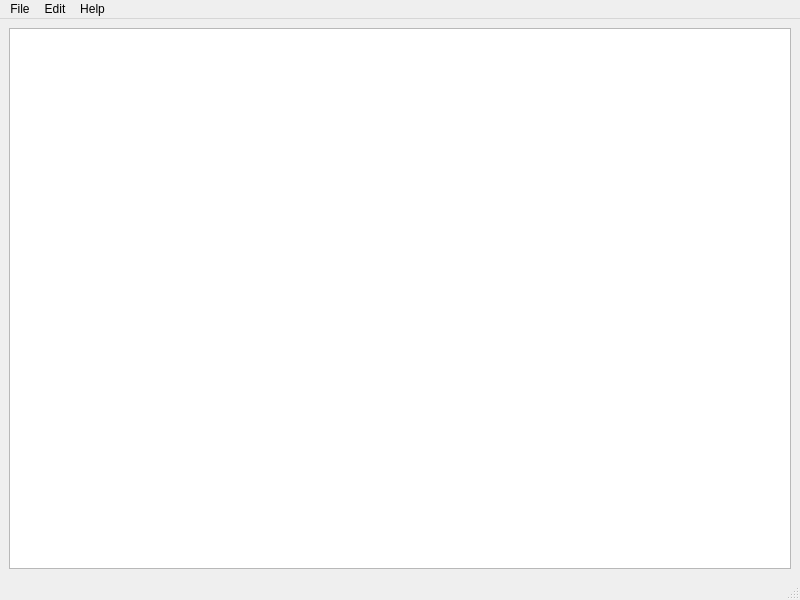
FinalForEach/BOX-256-QT, file mainwindow.ui: the form before one commit.
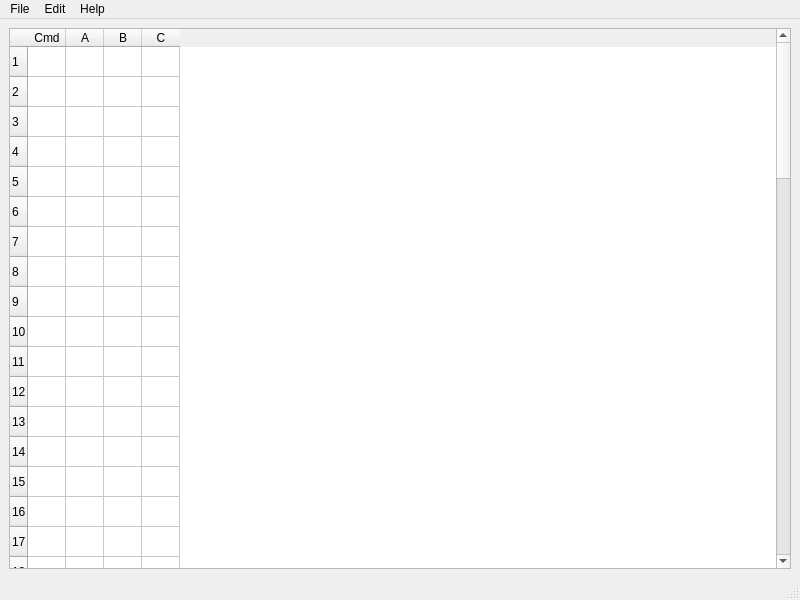
The form after the commit.

Commit message: Added default values to source table

```diff
--- a/mainwindow.ui
+++ b/mainwindow.ui
@@ -28,6 +28,105 @@
           <verstretch>0</verstretch>
          </sizepolicy>
         </property>
+        <property name="minimumSize">
+         <size>
+          <width>0</width>
+          <height>0</height>
+         </size>
+        </property>
+        <property name="rowCount">
+         <number>64</number>
+        </property>
+        <property name="columnCount">
+         <number>4</number>
+        </property>
+        <attribute name="horizontalHeaderDefaultSectionSize">
+         <number>38</number>
+        </attribute>
+        <row/>
+        <row/>
+        <row/>
+        <row/>
+        <row/>
+        <row/>
+        <row/>
+        <row/>
+        <row/>
+        <row/>
+        <row/>
+        <row/>
+        <row/>
+        <row/>
+        <row/>
+        <row/>
+        <row/>
+        <row/>
+        <row/>
+        <row/>
+        <row/>
+        <row/>
+        <row/>
+        <row/>
+        <row/>
+        <row/>
+        <row/>
+        <row/>
+        <row/>
+        <row/>
+        <row/>
+        <row/>
+        <row/>
+        <row/>
+        <row/>
+        <row/>
+        <row/>
+        <row/>
+        <row/>
+        <row/>
+        <row/>
+        <row/>
+        <row/>
+        <row/>
+        <row/>
+        <row/>
+        <row/>
+        <row/>
+        <row/>
+        <row/>
+        <row/>
+        <row/>
+        <row/>
+        <row/>
+        <row/>
+        <row/>
+        <row/>
+        <row/>
+        <row/>
+        <row/>
+        <row/>
+        <row/>
+        <row/>
+        <row/>
+        <column>
+         <property name="text">
+          <string>Cmd</string>
+         </property>
+        </column>
+        <column>
+         <property name="text">
+          <string>A</string>
+         </property>
+        </column>
+        <column>
+         <property name="text">
+          <string>B</string>
+         </property>
+        </column>
+        <column>
+         <property name="text">
+          <string>C</string>
+         </property>
+        </column>
        </widget>
       </item>
      </layout>
```
The commit also changes 1 other file.
